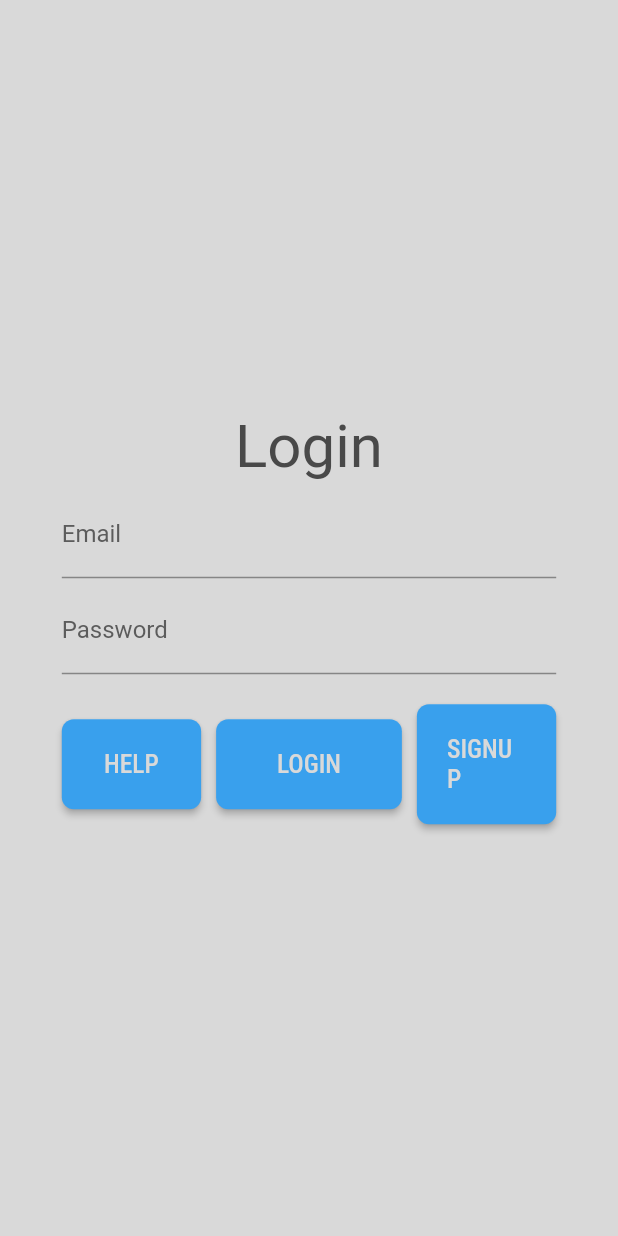
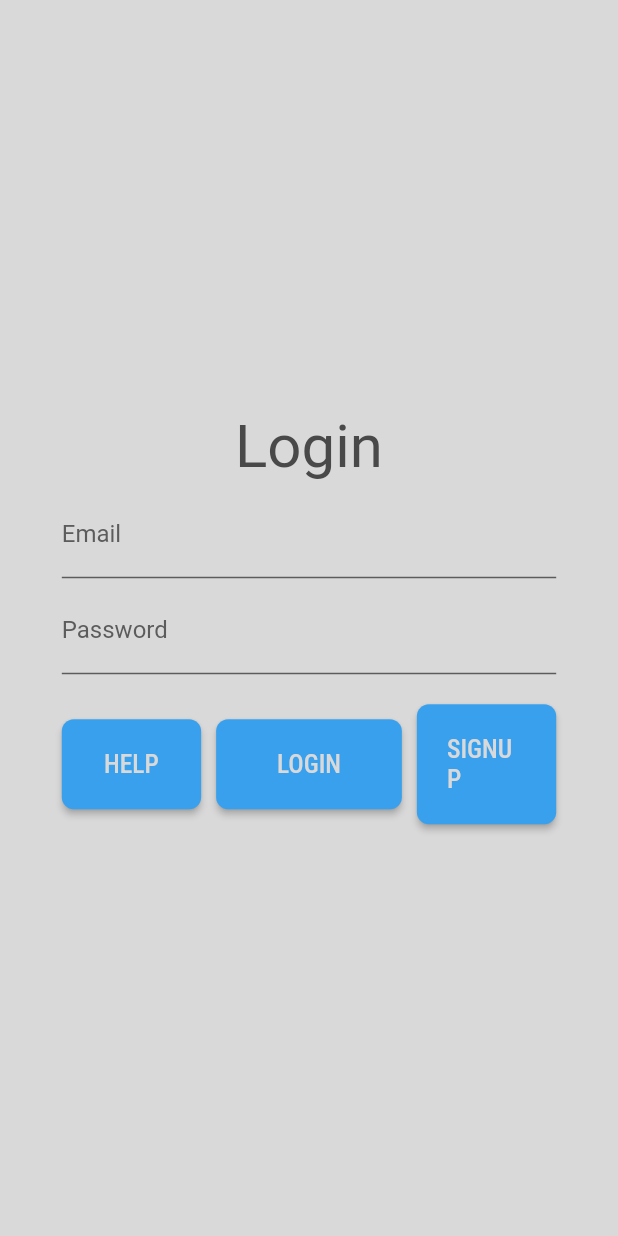
Before and after one commit to SendGram/SendgramBank, a Flutter app: the screen it shows after launch, on a phone screen of 412 x 824 dp. Run offline on Flutter 3.47's test engine with Material 2 defaults, Android fonts, the phone set to English and light mode, and no system bars; our stand-ins replace bloc, dio, flutter_bloc, google_fonts, hive, validators; missing offline and left inert: jwt_decode; accounts and stored records are empty.

Commit message:
ALTER: Modify CustomTextField class
ALTER: change cursor color
ALTER: change  text color
DELETE: unecessary fill colr
ADD: underline border color

```diff
--- a/sendgrambank/lib/widgets/CustomTextField.dart
+++ b/sendgrambank/lib/widgets/CustomTextField.dart
@@ -9,13 +9,14 @@ class CustomTextField extends StatelessWidget {
   Widget build(BuildContext context) {
     return TextFormField(
       controller: controller,
-      cursorColor: Color(0xcfcfcf),
+      cursorColor: Color(0xFF5C5C5C),
       style: TextStyle(
-        color: Color(0xffffffff),
+        color: Color(0xFF5C5C5C),
       ),
       decoration: InputDecoration(
           labelText: text,
-          fillColor: Color(0xff9e9e9e),
+          enabledBorder: UnderlineInputBorder(
+              borderSide: BorderSide(color: Color(0xFF5C5C5C))),
           errorText: errorText,
           errorStyle: TextStyle(fontSize: 15)),
     );
```
